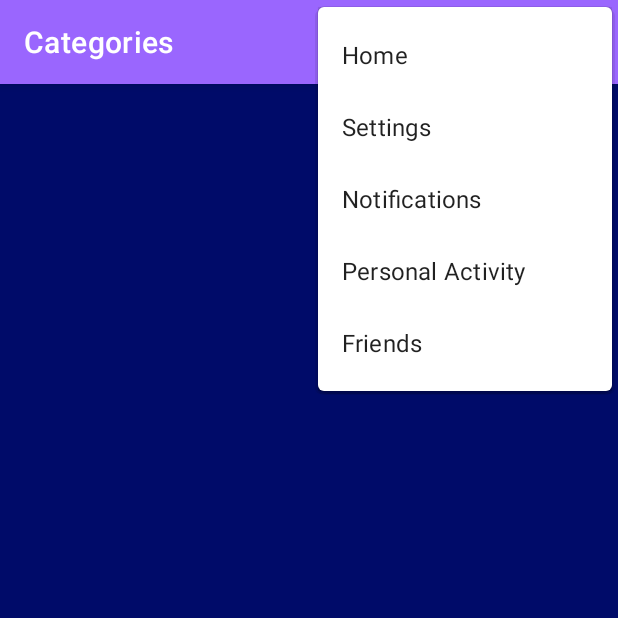
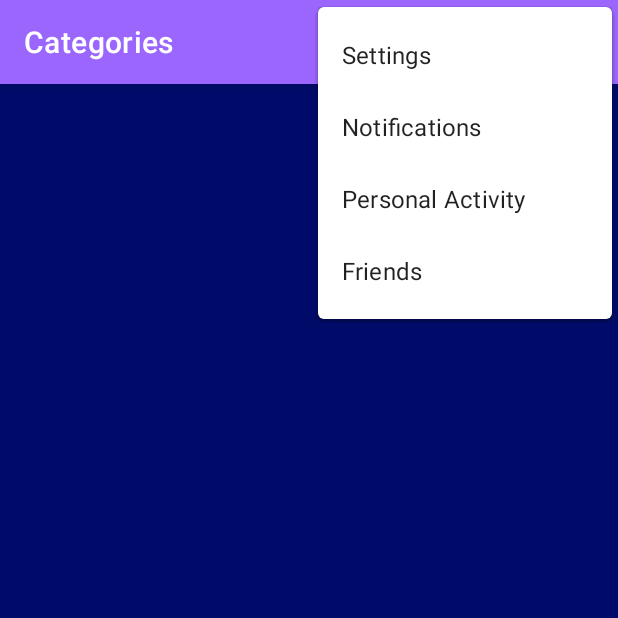
Before and after one commit to portryan/Truth-or-Err-Capstone, an Android app: the Categories screen opened directly, with no data from a screen before it, with the options menu open, on a phone screen of 412 x 824 dp, the top half of it. Run offline under Robolectric (Android 15) with nearby library versions, the phone set to English and light mode, and no system bars.

Commit message:
Moved home to top menu bar

```diff
--- /dev/null
+++ b/app/src/main/res/drawable/baseline_home_24.xml
@@ -0,0 +1,5 @@
+<vector android:height="32dp" android:tint="#FFFFFF"
+    android:viewportHeight="24" android:viewportWidth="24"
+    android:width="32dp" xmlns:android="http://schemas.android.com/apk/res/android">
+    <path android:fillColor="@android:color/white" android:pathData="M10,20v-6h4v6h5v-8h3L12,3 2,12h3v8z"/>
+</vector>
--- a/app/src/main/res/menu/main_menu.xml
+++ b/app/src/main/res/menu/main_menu.xml
@@ -3,15 +3,15 @@
     xmlns:app="http://schemas.android.com/apk/res-auto">
 
     <item
+        android:id="@+id/action_home"
+        android:icon="@drawable/baseline_home_24"
+        android:title="@string/menu_home"
+        app:showAsAction="always" />
+    <item
         android:id="@+id/action_profile"
         android:icon="@drawable/baseline_person_outline_24"
         android:title="Profile"
         app:showAsAction="always" />
-
-    <item
-        android:id="@+id/action_home"
-        android:orderInCategory="101"
-        android:title="@string/menu_home" />
     <item
         android:id="@+id/action_settings"
         android:orderInCategory="102"
```
